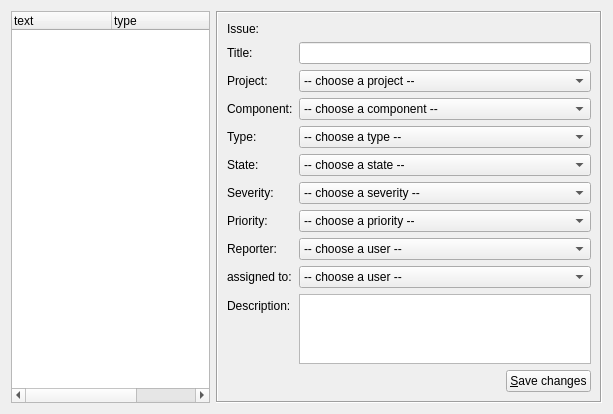
First picture: the form in client/forms/init.ui, repository Wolframe/wolfzilla, before the edit.
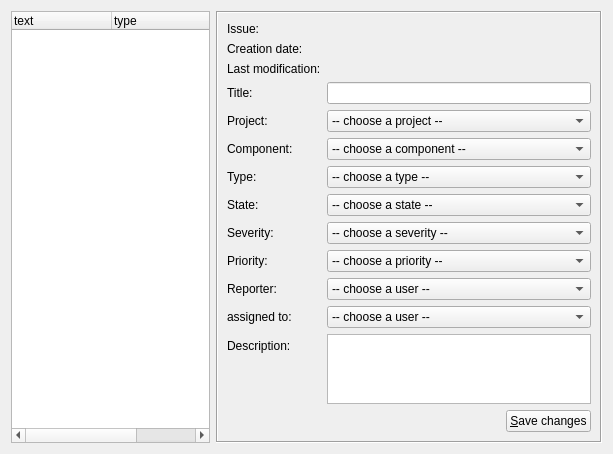
Second picture: the form after the edit. The open tabs and pages were chosen to show the change. Icons and pictures are not drawn.

The edit to the form file:
```diff
--- a/client/forms/init.ui
+++ b/client/forms/init.ui
@@ -1116,7 +1116,7 @@
          </property>
         </widget>
        </item>
-       <item row="1" column="0">
+       <item row="3" column="0">
         <widget class="QLabel" name="label_22">
          <property name="text">
           <string>Title:</string>
@@ -1126,14 +1126,14 @@
          </property>
         </widget>
        </item>
-       <item row="1" column="1">
+       <item row="3" column="1">
         <widget class="QLineEdit" name="issueTitle">
          <property name="initialFocus" stdset="0">
           <bool>true</bool>
          </property>
         </widget>
        </item>
-       <item row="2" column="0">
+       <item row="4" column="0">
         <widget class="QLabel" name="label_23">
          <property name="text">
           <string>Project:</string>
@@ -1143,7 +1143,7 @@
          </property>
         </widget>
        </item>
-       <item row="2" column="1">
+       <item row="4" column="1">
         <widget class="QComboBox" name="issueProject">
          <property name="action" stdset="0">
           <string>listProjects projects { getNullElem=1 }</string>
@@ -1162,7 +1162,7 @@
          </item>
         </widget>
        </item>
-       <item row="3" column="0">
+       <item row="5" column="0">
         <widget class="QLabel" name="label_25">
          <property name="text">
           <string>Component:</string>
@@ -1172,7 +1172,7 @@
          </property>
         </widget>
        </item>
-       <item row="3" column="1">
+       <item row="5" column="1">
         <widget class="QComboBox" name="issueComponent">
          <property name="answer" stdset="0">
           <string>ComponentList components { component[] { id={item.id}; name {{item.text}}; description {{?}} } }</string>
@@ -1193,14 +1193,14 @@
          </item>
         </widget>
        </item>
-       <item row="4" column="0">
+       <item row="6" column="0">
         <widget class="QLabel" name="label_32">
          <property name="text">
           <string>Type:</string>
          </property>
         </widget>
        </item>
-       <item row="4" column="1">
+       <item row="6" column="1">
         <widget class="QComboBox" name="issueType">
          <property name="action" stdset="0">
           <string>listIssueTypes types { getNullElem='1' }</string>
@@ -1215,7 +1215,7 @@
          </item>
         </widget>
        </item>
-       <item row="5" column="0">
+       <item row="7" column="0">
         <widget class="QLabel" name="label_28">
          <property name="text">
           <string>State:</string>
@@ -1225,7 +1225,7 @@
          </property>
         </widget>
        </item>
-       <item row="5" column="1">
+       <item row="7" column="1">
         <widget class="QComboBox" name="issueState">
          <property name="action" stdset="0">
           <string>listIssueStati stati { getNullElem='1' }</string>
@@ -1240,7 +1240,7 @@
          </item>
         </widget>
        </item>
-       <item row="6" column="0">
+       <item row="8" column="0">
         <widget class="QLabel" name="label_26">
          <property name="text">
           <string>Severity:</string>
@@ -1250,7 +1250,7 @@
          </property>
         </widget>
        </item>
-       <item row="6" column="1">
+       <item row="8" column="1">
         <widget class="QComboBox" name="issueSeverity">
          <property name="action" stdset="0">
           <string>listIssueSeverities severities { getNullElem='1' }</string>
@@ -1265,7 +1265,7 @@
          </item>
         </widget>
        </item>
-       <item row="7" column="0">
+       <item row="9" column="0">
         <widget class="QLabel" name="label_27">
          <property name="text">
           <string>Priority:</string>
@@ -1275,7 +1275,7 @@
          </property>
         </widget>
        </item>
-       <item row="7" column="1">
+       <item row="9" column="1">
         <widget class="QComboBox" name="issuePriority">
          <property name="action" stdset="0">
           <string>listIssuePriorities priorities { getNullElem='1' }</string>
@@ -1290,7 +1290,7 @@
          </item>
         </widget>
        </item>
-       <item row="8" column="0">
+       <item row="10" column="0">
         <widget class="QLabel" name="label_29">
          <property name="text">
           <string>Reporter:</string>
@@ -1300,7 +1300,7 @@
          </property>
         </widget>
        </item>
-       <item row="8" column="1">
+       <item row="10" column="1">
         <widget class="QComboBox" name="issueReporter">
          <property name="action" stdset="0">
           <string>listUsers users { getNullElem='1' }</string>
@@ -1321,7 +1321,7 @@
          </item>
         </widget>
        </item>
-       <item row="9" column="0">
+       <item row="11" column="0">
         <widget class="QLabel" name="label_30">
          <property name="text">
           <string>assigned to:</string>
@@ -1331,7 +1331,7 @@
          </property>
         </widget>
        </item>
-       <item row="9" column="1">
+       <item row="11" column="1">
         <widget class="QComboBox" name="issueAssignee">
          <property name="action" stdset="0">
           <string>listUsers users { getNullElem='1' }</string>
@@ -1352,7 +1352,7 @@
          </item>
         </widget>
        </item>
-       <item row="10" column="0">
+       <item row="12" column="0">
         <widget class="QLabel" name="label_31">
          <property name="text">
           <string>Description:</string>
@@ -1362,10 +1362,10 @@
          </property>
         </widget>
        </item>
-       <item row="10" column="1">
+       <item row="12" column="1">
         <widget class="QTextEdit" name="issueDescription"/>
        </item>
-       <item row="11" column="0" colspan="2">
+       <item row="16" column="0" colspan="2">
         <layout class="QHBoxLayout" name="horizontalLayout_9">
          <item>
           <spacer name="horizontalSpacer_7">
@@ -1401,6 +1401,34 @@
          </item>
         </layout>
        </item>
+       <item row="1" column="1">
+        <widget class="QLabel" name="issueCreationDate">
+         <property name="text">
+          <string/>
+         </property>
+        </widget>
+       </item>
+       <item row="1" column="0">
+        <widget class="QLabel" name="label_34">
+         <property name="text">
+          <string>Creation date:</string>
+         </property>
+        </widget>
+       </item>
+       <item row="2" column="1">
+        <widget class="QLabel" name="issueLastModDate">
+         <property name="text">
+          <string/>
+         </property>
+        </widget>
+       </item>
+       <item row="2" column="0">
+        <widget class="QLabel" name="label_35">
+         <property name="text">
+          <string>Last modification:</string>
+         </property>
+        </widget>
+       </item>
       </layout>
      </widget>
     </widget>
```
Left out of the diff: 2 changed lines with no effect on the pictures.
